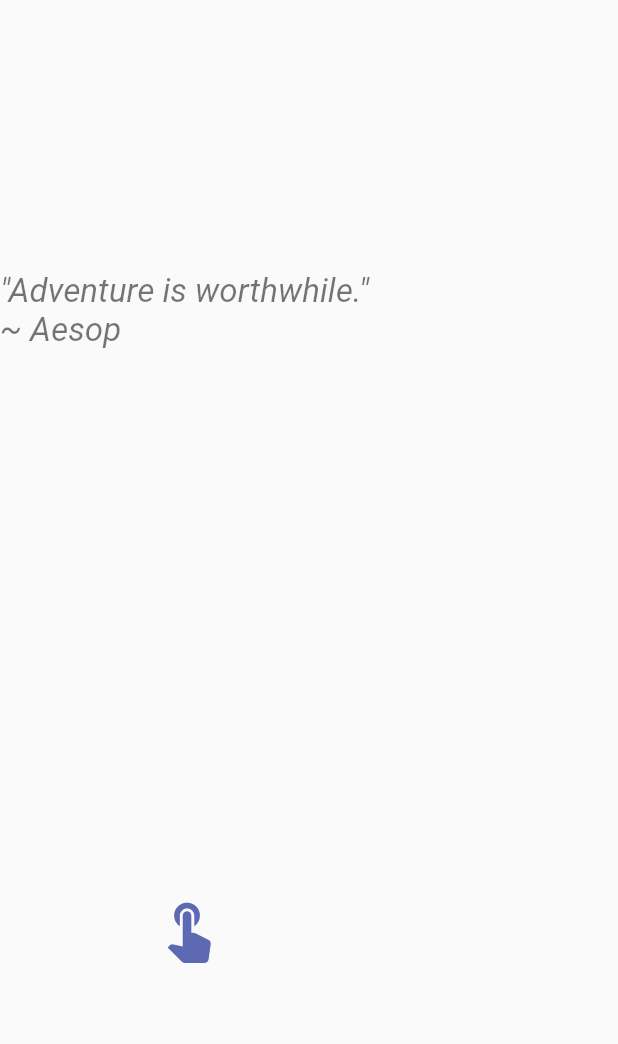
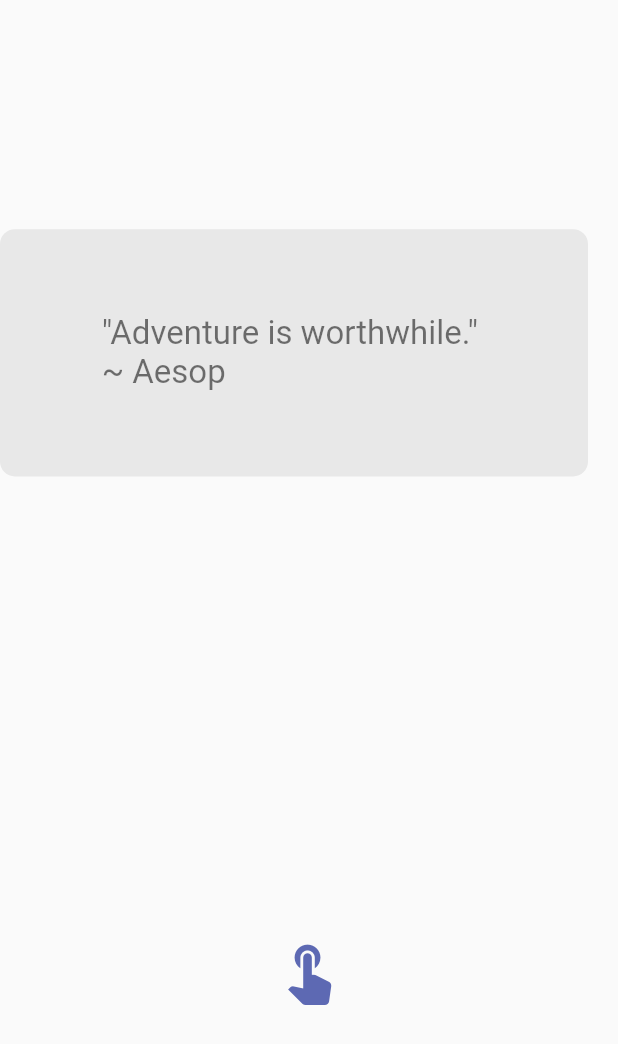
Before and after one commit to samiul-huda1137/Travelo, a Flutter app: the RandomMessage widget shown alone on an empty page, opened directly, after a tap on the "touch app" icon, on a phone screen of 412 x 824 dp. Shown: the top 1044 px of the screen. Run offline on Flutter 3.47's test engine with Material 2 defaults, Android fonts, the phone set to English and light mode, and no system bars; our stand-ins replace bloc, equatable, flutter_bloc, google_fonts; Roboto replaces fonts that are missing (Courgette).

Commit message:
decoration updated

```diff
--- a/lib/pages/home_page.dart
+++ b/lib/pages/home_page.dart
@@ -64,7 +64,7 @@ class _HomePageState extends State<HomePage> with TickerProviderStateMixin {
                 //discover text
                 Container(
                     margin: EdgeInsets.only(left: 20),
-                    child: LargeText(text: "Discover")),
+                    child: LargeText(text: "Discover",)),
                 SizedBox(height: h*0.005,),
                 //tab bar
                 Container(
--- a/lib/widgets/random_message.dart
+++ b/lib/widgets/random_message.dart
@@ -21,29 +21,38 @@ class RandomMessage extends StatefulWidget {
 }
 
 class _RandomMessageState extends State<RandomMessage> {
-  // Define a variable to hold the current message
   String currentMessage = '';
 
-  // Define a function to select a random message
   void _selectRandomMessage() {
-    // Generate a random number between 0 and the length of the messages list
     int randomIndex = Random().nextInt(messages.length);
-
-    // Get the message at the random index
     String randomMessage = messages[randomIndex];
-
-    // Update the current message variable
     setState(() {
       currentMessage = randomMessage;
     });
   }
   @override
   Widget build(BuildContext context) {
+    double w= MediaQuery.of(context).size.width;
+    double h= MediaQuery.of(context).size.height;
     return Column(
       mainAxisAlignment: MainAxisAlignment.spaceAround,
       children: [
         // Display the current message in a Text widget
-        AppText(text: currentMessage, fontStyle: FontStyle.italic, size: 22,),
+        Container(
+            margin: EdgeInsets.only(right: 20),
+            width: double.maxFinite,
+            height: h*0.2,
+            decoration: BoxDecoration(
+              borderRadius: BorderRadius.circular(10),
+              color: Colors.grey.withOpacity(0.2),
+            ),
+
+              child: Center(
+                child: LargeText(
+                  text: currentMessage, fontFamily: 'Courgette' ,size: 22,color: Colors.black54,),
+              ),
+
+        ),
 
         // Add a button to trigger the selection of a random message
         ElevatedButton(
```
Also changed, not shown: 1 other file.
